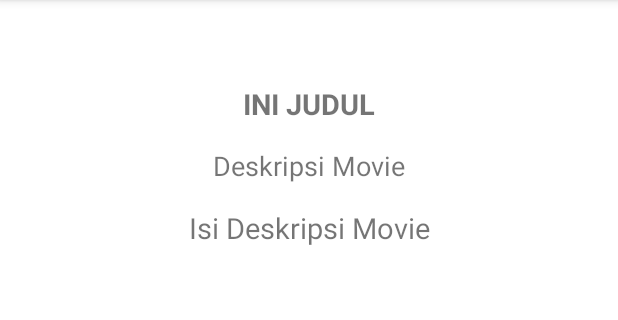
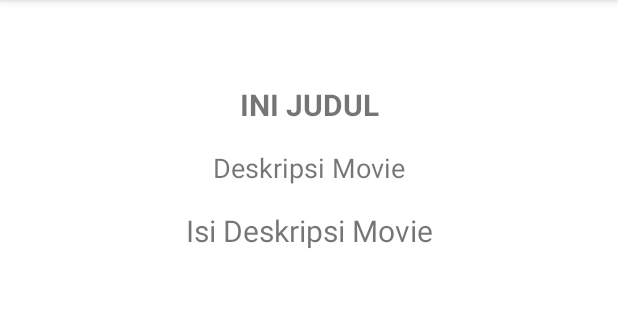
Before and after one commit to dwirahmadita/BakumanV2, an Android app: the DetailMovieActivity screen opened directly, with no data from a screen before it, on a phone screen of 412 x 824 dp, the part 84-404 px from its top. Run offline under Robolectric (Android 15) with nearby library versions, the phone set to English and light mode, and no system bars.

Commit message:
Update activity_detail_movie.xml

```diff
--- a/app/src/main/res/layout/activity_detail_movie.xml
+++ b/app/src/main/res/layout/activity_detail_movie.xml
@@ -23,7 +23,7 @@
         android:layout_marginTop="24dp"
         android:text="INI JUDUL"
         android:textStyle="bold"
-        android:textSize="19sp"
+        android:textSize="20sp"
         app:layout_constraintEnd_toEndOf="parent"
         app:layout_constraintStart_toStartOf="parent"
         app:layout_constraintTop_toBottomOf="@+id/imgDetailMovie" />
@@ -45,7 +45,7 @@
         android:layout_height="wrap_content"
         android:layout_marginTop="16dp"
         android:text="Isi Deskripsi Movie"
-        android:textSize="19sp"
+        android:textSize="20sp"
         app:layout_constraintEnd_toEndOf="parent"
         app:layout_constraintStart_toStartOf="parent"
         app:layout_constraintTop_toBottomOf="@+id/textView2" />
```
